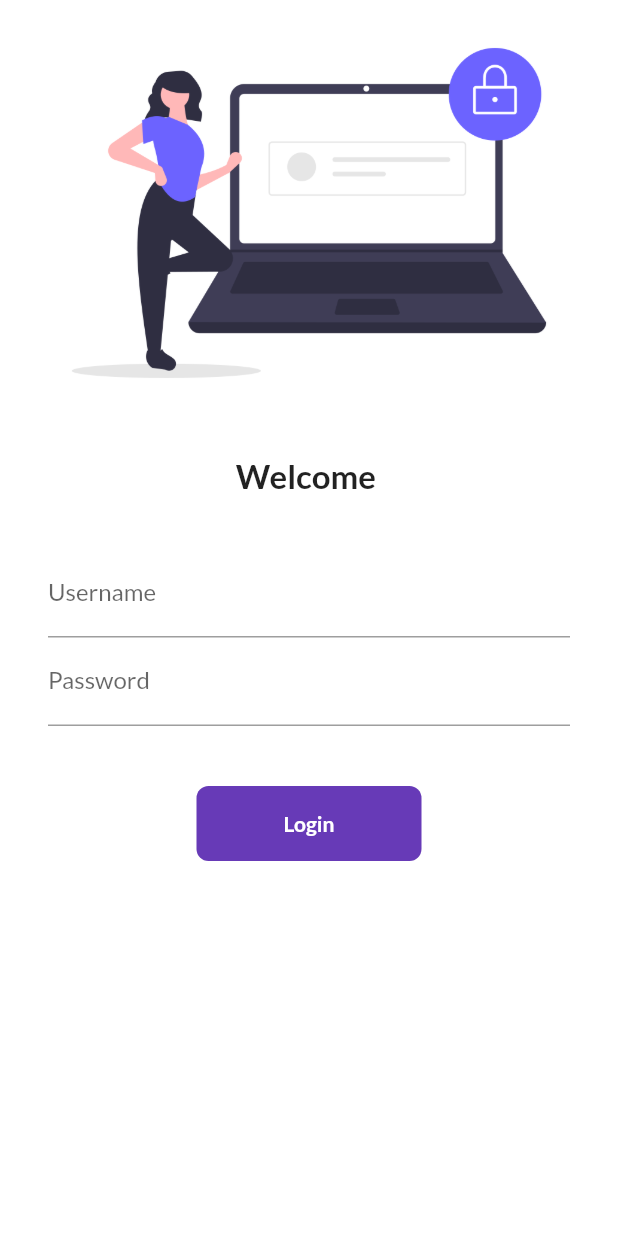
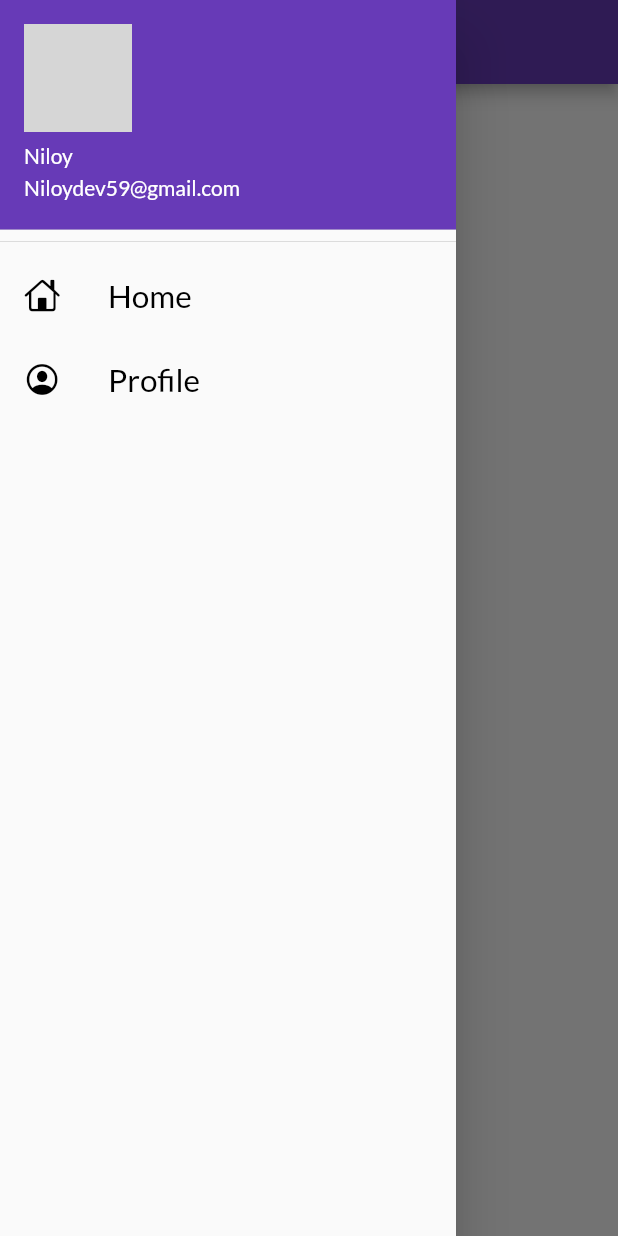
Before and after one commit to Niloydey59/flutter, a Flutter app: the screen it shows after launch, with the side drawer open (before the commit the screen has no drawer), on a phone screen of 412 x 824 dp. Run offline on Flutter 3.47's test engine with Material 2 defaults, Android fonts, the phone set to English and light mode, and no system bars; our stand-ins replace google_fonts; network calls fail; grey boxes are pictures that could not be loaded.

Commit message:
Day 9 completed

```diff
--- a/lib/main.dart
+++ b/lib/main.dart
@@ -21,7 +21,7 @@ class myapp extends StatelessWidget {
       darkTheme: ThemeData(
         brightness: Brightness.dark,
       ),
-      initialRoute: "/login",
+      initialRoute: MyRoutes.HomeRoute,
       routes: {
         //"/": (context)=> LoginPage(),
         MyRoutes.HomeRoute: (context) => HomePage(),
--- a/lib/screens/home_page.dart
+++ b/lib/screens/home_page.dart
@@ -1,4 +1,5 @@
 import 'package:flutter/material.dart';
+import 'package:myapp/widgets/drawer.dart';
 
 class HomePage  extends StatelessWidget {
 
@@ -13,7 +14,7 @@ class HomePage  extends StatelessWidget {
       body: Center(
         child: Text('Welcome'),
     ),
-      drawer: Drawer(),
+      drawer: MyDrawer(),
   );
   }
 }
--- /dev/null
+++ b/lib/widgets/drawer.dart
@@ -0,0 +1,53 @@
+import 'package:flutter/cupertino.dart';
+import 'package:flutter/material.dart';
+class MyDrawer extends StatelessWidget {
+  const MyDrawer({Key? key}) : super(key: key);
+  final imageurl="https://www.simplilearn.com/ice9/free_resources_article_thumb/what_is_image_Processing.jpg";
+  @override
+  Widget build(BuildContext context) {
+    return Drawer(
+
+      child: ListView(
+        padding: EdgeInsets.zero,
+        children: [
+          DrawerHeader(
+            padding: EdgeInsets.zero,
+              child: UserAccountsDrawerHeader(
+                accountEmail: Text("Niloydev59@gmail.com"),
+                accountName: Text("Niloy"),
+                currentAccountPicture: CircleAvatar(
+                  backgroundImage: NetworkImage(imageurl),
+                ),
+              )
+          ),
+          ListTile(
+            leading: Icon(
+              CupertinoIcons.home,
+              color: Colors.black,
+            ),
+            title: Text(
+              "Home",
+              textScaleFactor: 1.5,
+              style: TextStyle(
+                color: Colors.black,
+              ),
+            ),
+          ),
+          ListTile(
+            leading: Icon(
+              CupertinoIcons.profile_circled,
+              color: Colors.black,
+            ),
+            title: Text(
+              "Profile",
+              textScaleFactor: 1.5,
+              style: TextStyle(
+                color: Colors.black,
+              ),
+            ),
+          )
+        ],
+      ),
+    );
+  }
+}
```
